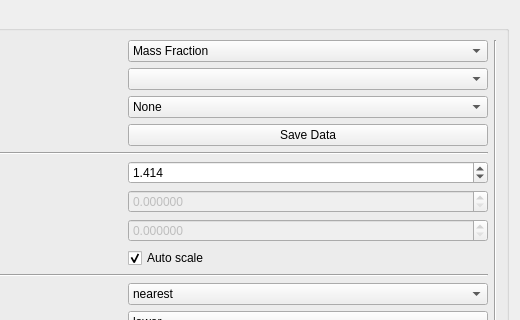
Qt form xpaxs/spectromicroscopy/ui/ui_elementsimage.ui (praxes/praxes) before a commit; both pictures show x 261 to 781 and y 0 to 320 of the 781 by 417 pixel window.
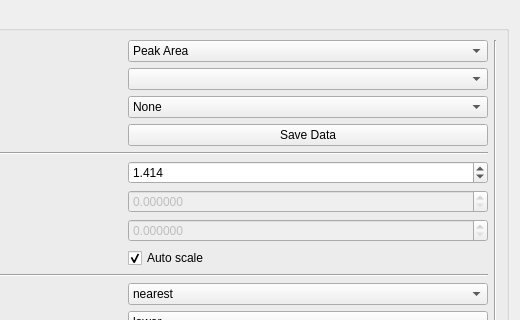
The same form after that commit.

The edit to the form file:
```diff
--- a/xpaxs/spectromicroscopy/ui/ui_elementsimage.ui
+++ b/xpaxs/spectromicroscopy/ui/ui_elementsimage.ui
@@ -193,11 +193,6 @@
             <verstretch>0</verstretch>
            </sizepolicy>
           </property>
-          <item>
-           <property name="text" >
-            <string>Mass Fraction</string>
-           </property>
-          </item>
           <item>
            <property name="text" >
             <string>Peak Area</string>
```
